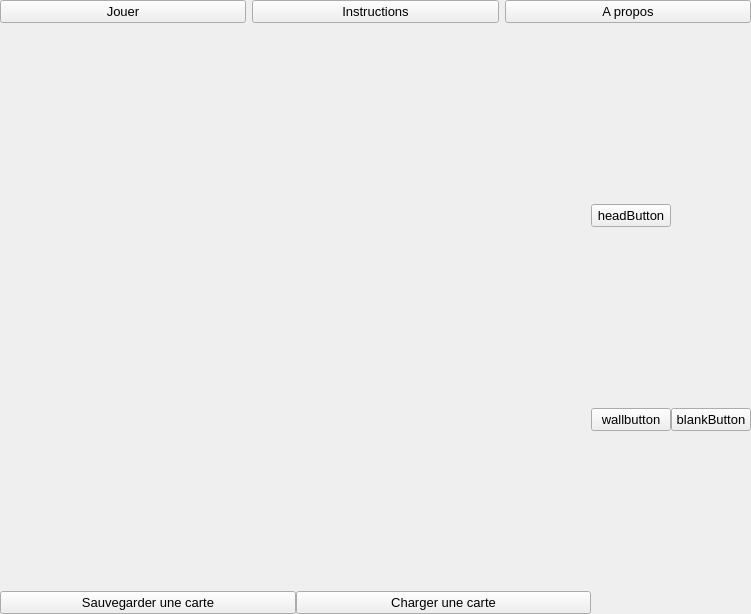
Before: the Qt Designer form editor-form.ui in loicbourgois/snake2i, drawn with Qt 5.
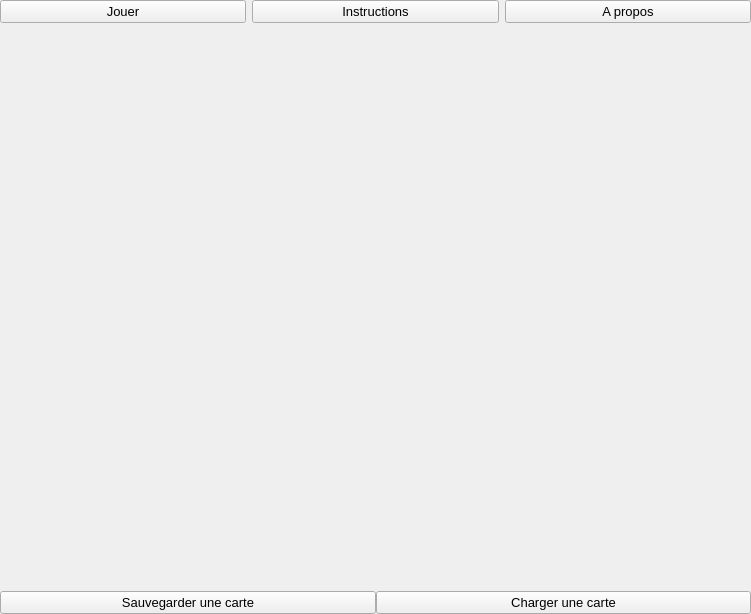
After: the same form once the commit is applied.

Commit message: Head is now beautiful

Diff of the .ui file:
```diff
--- a/editor-form.ui
+++ b/editor-form.ui
@@ -130,29 +130,7 @@
     </layout>
    </item>
    <item row="1" column="1">
-    <layout class="QGridLayout" name="gridLayout">
-     <item row="1" column="1">
-      <widget class="QPushButton" name="blankButton">
-       <property name="text">
-        <string>blankButton</string>
-       </property>
-      </widget>
-     </item>
-     <item row="0" column="0">
-      <widget class="QPushButton" name="headButton">
-       <property name="text">
-        <string>headButton</string>
-       </property>
-      </widget>
-     </item>
-     <item row="1" column="0">
-      <widget class="QPushButton" name="wallButton">
-       <property name="text">
-        <string>wallbutton</string>
-       </property>
-      </widget>
-     </item>
-    </layout>
+    <layout class="QGridLayout" name="gridLayout"/>
    </item>
    <item row="2" column="0">
     <spacer name="horizontalSpacer">
```
The commit also changes 3 other files.
